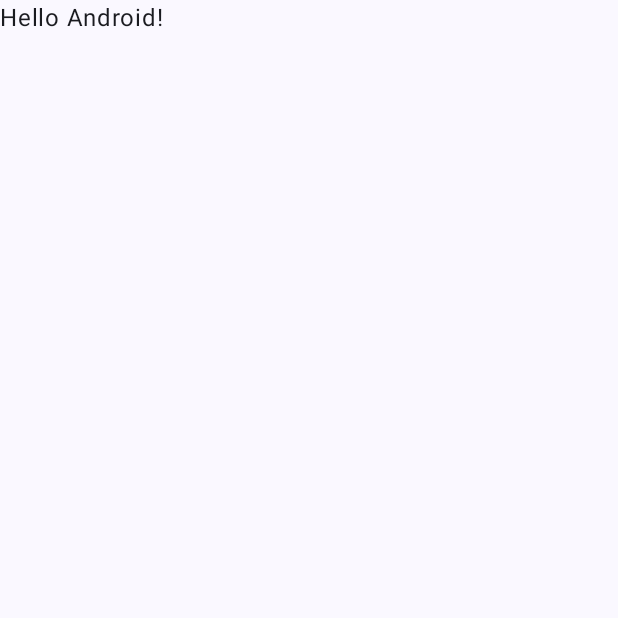
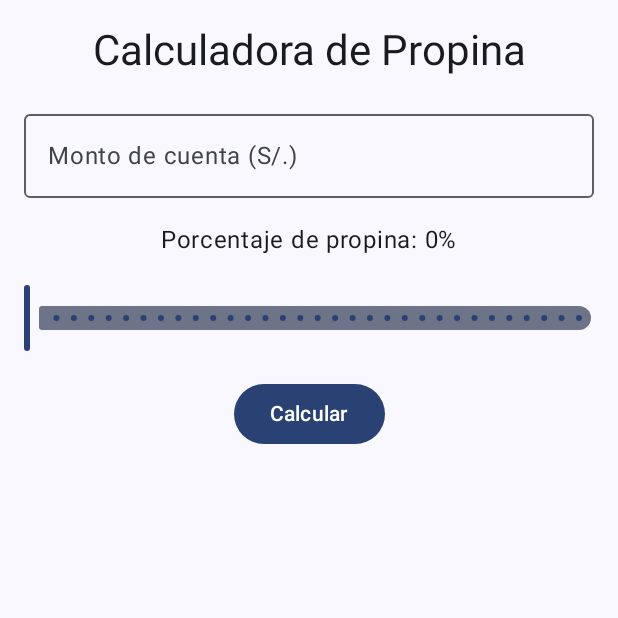
Before and after one commit to BennyJCM/PropinApp, an Android app built with Jetpack Compose: the screen it shows after launch (MainActivity), on a phone screen of 412 x 824 dp, the top half of it. Before the commit the part shown is almost empty. Run offline under Robolectric (Android 15) with nearby library versions, the phone set to English and light mode, and no system bars.

Commit message:
Se agregó la interfaz de la caluladora de propina desde el 0 al 30% y se solucionó el error de al colocar 21% o 11% salía 20% y 10%

```diff
--- a/app/src/main/java/dev/bcarrera/propinapp/MainActivity.kt
+++ b/app/src/main/java/dev/bcarrera/propinapp/MainActivity.kt
@@ -6,7 +6,9 @@ import androidx.activity.compose.setContent
 import androidx.activity.enableEdgeToEdge
 import androidx.compose.foundation.layout.fillMaxSize
 import androidx.compose.foundation.layout.padding
+import androidx.compose.material3.MaterialTheme
 import androidx.compose.material3.Scaffold
+import androidx.compose.material3.Surface
 import androidx.compose.material3.Text
 import androidx.compose.runtime.Composable
 import androidx.compose.ui.Modifier
@@ -19,11 +21,9 @@ class MainActivity : ComponentActivity() {
         enableEdgeToEdge()
         setContent {
             PropinAppTheme {
-                Scaffold(modifier = Modifier.fillMaxSize()) { innerPadding ->
-                    Greeting(
-                        name = "Android",
-                        modifier = Modifier.padding(innerPadding)
-                    )
+                // Llamamos a la pantalla de la calculadora de propinas
+                Surface(modifier = androidx.compose.ui.Modifier.fillMaxSize(), color = MaterialTheme.colorScheme.background) {
+                    TipCalculatorScreen()
                 }
             }
         }
--- /dev/null
+++ b/app/src/main/java/dev/bcarrera/propinapp/TipCalculatorScreen.kt
@@ -0,0 +1,72 @@
+package dev.bcarrera.propinapp
+
+import androidx.compose.foundation.layout.*
+import androidx.compose.foundation.layout.padding
+import androidx.compose.material3.*
+import androidx.compose.runtime.Composable
+import androidx.compose.runtime.*
+import androidx.compose.ui.Alignment
+import androidx.compose.ui.Modifier
+import androidx.compose.ui.text.input.TextFieldValue
+import androidx.compose.ui.tooling.preview.Preview
+import androidx.compose.ui.unit.dp
+
+
+@Composable
+fun TipCalculatorScreen() {
+    // Estado para el monto, porcentaje de la propina y el total calculado
+    var amount by remember { mutableStateOf(TextFieldValue("")) }
+    var tipPercentage by remember { mutableStateOf(0f) }
+    var totalAmount by remember { mutableStateOf(0f) }
+
+    Column(
+        modifier = Modifier
+            .fillMaxSize()
+            .padding(16.dp),
+        horizontalAlignment = Alignment.CenterHorizontally,
+        verticalArrangement = Arrangement.spacedBy(16.dp)
+    ) {
+        // Título de la aplicación
+        Text("Calculadora de Propina", style = MaterialTheme.typography.headlineMedium)
+
+        // Campo para ingresar el monto de la cuenta
+        OutlinedTextField(
+            value = amount,
+            onValueChange = { amount = it },
+            label = { Text("Monto de cuenta (S/.)") },
+            modifier = Modifier.fillMaxWidth()
+        )
+
+        // Slider para elegir el porcentaje de la propina
+        Text("Porcentaje de propina: ${tipPercentage.toInt()}%")
+        Slider(
+            value = tipPercentage,
+            onValueChange = { tipPercentage = it },
+            valueRange = 0f..30f,
+            steps = 30, // Para tener 30 valores posibles
+            modifier = Modifier.fillMaxWidth()
+        )
+
+        // Botón para calcular el total con propina
+        Button(
+            onClick = {
+                val amountValue = amount.text.toFloatOrNull() ?: 0f
+                val tip = amountValue * (tipPercentage / 100)
+                totalAmount = amountValue + tip
+            }
+        ) {
+            Text("Calcular")
+        }
+
+        // Mostrar el resultado con el total calculado
+        if (totalAmount > 0) {
+            Text("Monto con propina: S/. ${"%.2f".format(totalAmount)}")
+        }
+    }
+}
+
+@Preview(showBackground = true)
+@Composable
+fun DefaultPreview() {
+    TipCalculatorScreen()
+}
```
